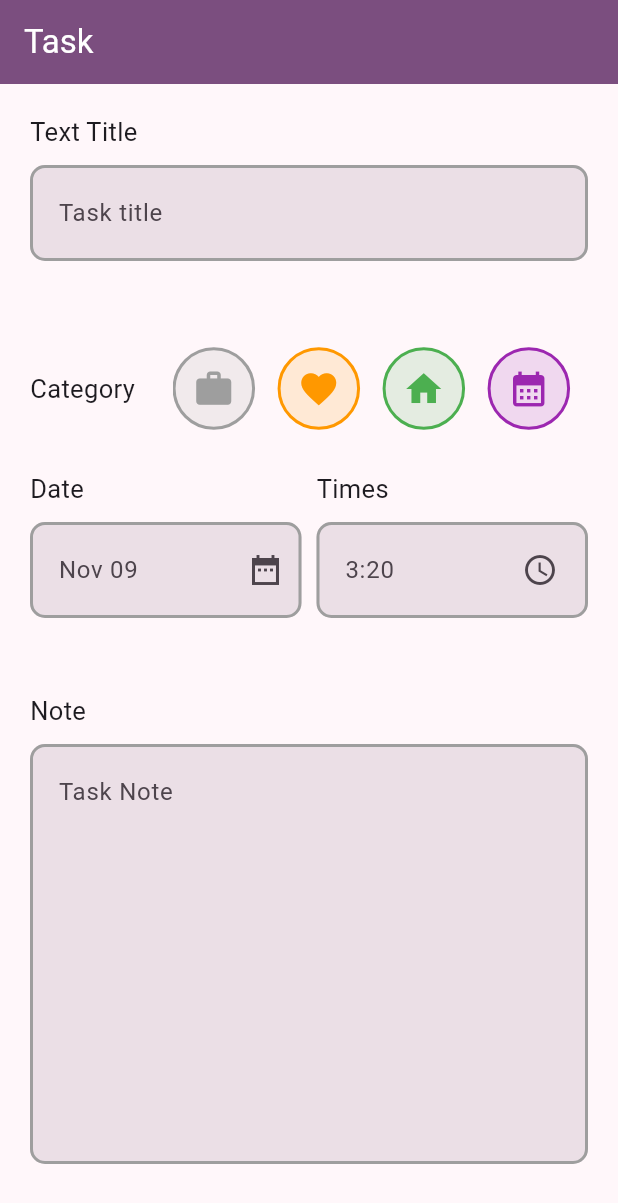
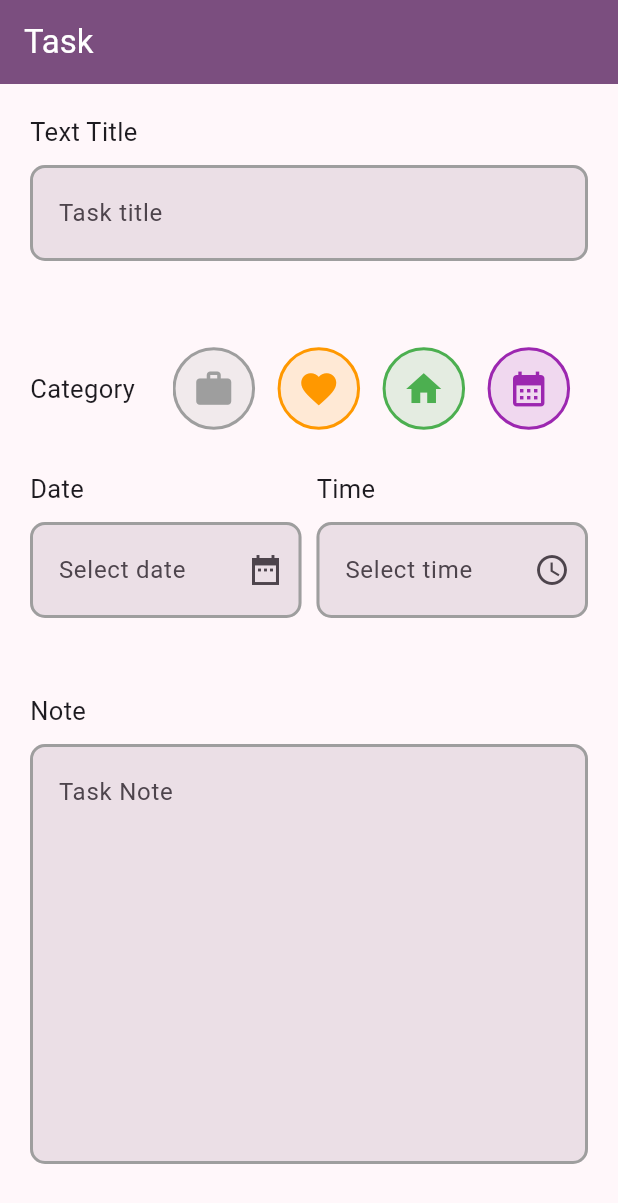
Before and after one commit to bycris13/todo_n8n_app, a Flutter app: the CreateTaskScreen screen opened by its route, on a phone screen of 412 x 824 dp. Shown: the top 1203 px of the screen. Run offline on Flutter 3.47's test engine with Material 3 defaults, Android fonts, the phone set to English and light mode, and no system bars; our stand-ins replace go_router, google_fonts; Roboto replaces fonts that are missing (Alexandria).

Commit message:
implemented date and time field

```diff
--- a/lib/presentation/screens/task/create_task_screen.dart
+++ b/lib/presentation/screens/task/create_task_screen.dart
@@ -2,94 +2,121 @@ import 'package:ecomerce_n8n/presentation/widgets/common_text_field.dart';
 import 'package:ecomerce_n8n/presentation/widgets/save_task_button.dart';
 import 'package:ecomerce_n8n/presentation/widgets/select_category.dart';
 import 'package:flutter/material.dart';
+import 'package:intl/intl.dart';
 
-class CreateTaskScreen extends StatelessWidget {
+class CreateTaskScreen extends StatefulWidget {
   static const name = 'create-task';
   const CreateTaskScreen({super.key});
 
   @override
+  State<CreateTaskScreen> createState() => _CreateTaskScreenState();
+}
+
+class _CreateTaskScreenState extends State<CreateTaskScreen> {
+  DateTime? selectedDate;
+  TimeOfDay? selectedTime;
+
+  // Método para seleccionar fecha
+  Future<void> _selectDate(BuildContext context) async {
+    final pickedDate = await showDatePicker(
+      context: context,
+      initialDate: selectedDate ?? DateTime.now(),
+      firstDate: DateTime(2020),
+      lastDate: DateTime(2090),
+    );
+
+    if (pickedDate != null) {
+      setState(() {
+        selectedDate = pickedDate;
+      });
+    }
+  }
+
+  // Método para seleccionar hora
+  Future<void> _selectTime(BuildContext context) async {
+    final pickedTime = await showTimePicker(
+      context: context,
+      initialTime: selectedTime ?? TimeOfDay.now(),
+    );
+
+    if (pickedTime != null) {
+      setState(() {
+        selectedTime = pickedTime;
+      });
+    }
+  }
+
+  @override
   Widget build(BuildContext context) {
     final colors = Theme.of(context).colorScheme;
+
+    // Formateo de fecha y hora para mostrar en los campos
+    final formattedDate = selectedDate != null
+        ? DateFormat('MMM dd, yyyy').format(selectedDate!)
+        : 'Select date';
+    final formattedTime = selectedTime != null
+        ? selectedTime!.format(context)
+        : 'Select time';
+
     return Scaffold(
       appBar: AppBar(
-        iconTheme: IconThemeData(color: Colors.white),
-        title: Text('Task', style: TextStyle(color: Colors.white)),
+        iconTheme: const IconThemeData(color: Colors.white),
+        title: const Text('Task', style: TextStyle(color: Colors.white)),
         backgroundColor: colors.primary,
       ),
       body: SingleChildScrollView(
-        padding: EdgeInsets.all(20),
-        physics: AlwaysScrollableScrollPhysics(),
+        padding: const EdgeInsets.all(20),
+        physics: const AlwaysScrollableScrollPhysics(),
         child: Column(
           children: [
             // Task title
-            CommonTextField(labelText: 'Text Title', label: 'Task title'),
+            const CommonTextField(labelText: 'Text Title', label: 'Task title'),
+
             // Category
             SelectCategory(),
-            SizedBox(height: 20),
+            const SizedBox(height: 20),
+
             // Date & Time
             Row(
               children: [
                 Expanded(
                   child: CommonTextField(
                     labelText: 'Date',
-                    label: 'Nov 09',
+                    label: formattedDate,
                     suffixIcon: IconButton(
-                      onPressed: () {},
-                      icon: Icon(Icons.date_range_sharp),
+                      onPressed: () => _selectDate(context),
+                      icon: const Icon(Icons.date_range_sharp),
                     ),
                   ),
                 ),
-                SizedBox(width: 10),
+                const SizedBox(width: 10),
                 Expanded(
                   child: CommonTextField(
-                    labelText: 'Times',
-                    label: '3:20',
+                    labelText: 'Time',
+                    label: formattedTime,
                     suffixIcon: IconButton(
-                      onPressed: () {
-                        _selectedDate(context);
-                      },
-                      icon: IconButton(
-                        onPressed: () {
-                          _selectedTime(context);
-                        },
-                        icon: Icon(Icons.schedule),
-                      ),
+                      onPressed: () => _selectTime(context),
+                      icon: const Icon(Icons.schedule),
                     ),
                   ),
                 ),
               ],
             ),
+
             // Note
-            CommonTextField(
+            const CommonTextField(
               labelText: 'Note',
               label: 'Task Note',
               maxLines: 10,
             ),
 
-            SaveTaskButton(),
+            const SizedBox(height: 20),
+
+            // Save button
+            const SaveTaskButton(),
           ],
         ),
       ),
     );
   }
 }
-
-void _selectedTime(BuildContext context) async {
-  TimeOfDay? pickedTime = await showTimePicker(
-    context: context,
-    initialTime: TimeOfDay.now(),
-  );
-
-  if (pickedTime != null) {}
-}
-
-void _selectedDate(BuildContext context) async {
-  DateTime? pickedDate = await showDatePicker(
-    context: context,
-    initialDate: DateTime.now(),
-    firstDate: DateTime(2025),
-    lastDate: DateTime(2090),
-  );
-
-  if (pickedDate != null) {}
-}
--- a/lib/presentation/widgets/select_category.dart
+++ b/lib/presentation/widgets/select_category.dart
@@ -1,6 +1,13 @@
 import 'package:flutter/material.dart';
 
-class SelectCategory extends StatelessWidget {
+class SelectCategory extends StatefulWidget {
+  SelectCategory({super.key});
+
+  @override
+  State<SelectCategory> createState() => _SelectCategoryState();
+}
+
+class _SelectCategoryState extends State<SelectCategory> {
   final List<Map<String, dynamic>> categories = [
     {'icon': Icons.work, 'color': Colors.grey, 'label': 'Work'},
     {'icon': Icons.favorite, 'color': Colors.orange, 'label': 'Love'},
@@ -8,8 +15,7 @@ class SelectCategory extends StatelessWidget {
     {'icon': Icons.calendar_month, 'color': Colors.purple, 'label': 'Event'},
     {'icon': Icons.person, 'color': Colors.blue, 'label': 'Personal'},
   ];
-
-  SelectCategory({super.key});
+  int selectedIndex = -1;
 
   @override
   Widget build(BuildContext context) {
@@ -26,18 +32,29 @@ class SelectCategory extends StatelessWidget {
               itemCount: categories.length,
               itemBuilder: (context, index) {
                 final category = categories[index];
-                return Container(
+                final selected = index == selectedIndex;
+                return GestureDetector(
+                  onTap: () {
+                    setState(() {
+                      selectedIndex = index;
+                    });
+                  },
+                  child: Container(
                     width: 55,
                     height: 55,
                     decoration: BoxDecoration(
                       shape: BoxShape.circle,
                       color: category['color'].withOpacity(0.15),
-                    border: Border.all(color: category['color'], width: 2),
+                      border: Border.all(
+                        color: category['color'],
+                        width: selected ? 4 : 2,
+                      ),
                     ),
                     child: Icon(
                       category['icon'],
                       color: category['color'],
                       size: 28,
+                    ),
                   ),
                 );
               },
--- a/pubspec.yaml
+++ b/pubspec.yaml
@@ -9,14 +9,15 @@ environment:
 dependencies:
   flutter:
     sdk: flutter
+  go_router: ^17.0.0
   google_fonts: ^6.3.2
   intl: ^0.18.1
-  go_router: ^17.0.0
+  provider: ^6.1.5+1
 
 dev_dependencies:
+  flutter_lints: ^5.0.0
   flutter_test:
     sdk: flutter
-  flutter_lints: ^5.0.0
 
 flutter:
   uses-material-design: true
```
Also changed, not shown: lib/presentation/widgets/save_task_button.dart (+48 -8 lines), lib/presentation/providers/task_provider.dart (added), pubspec.lock. Lines whose indentation alone changed are shown as unchanged.
